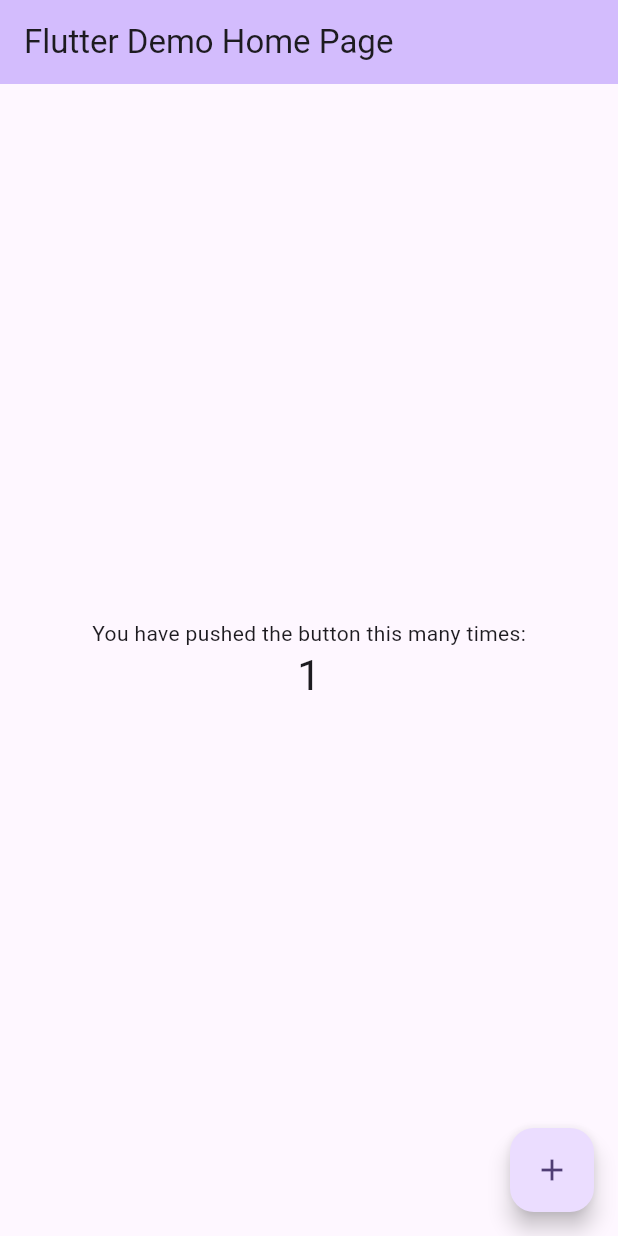
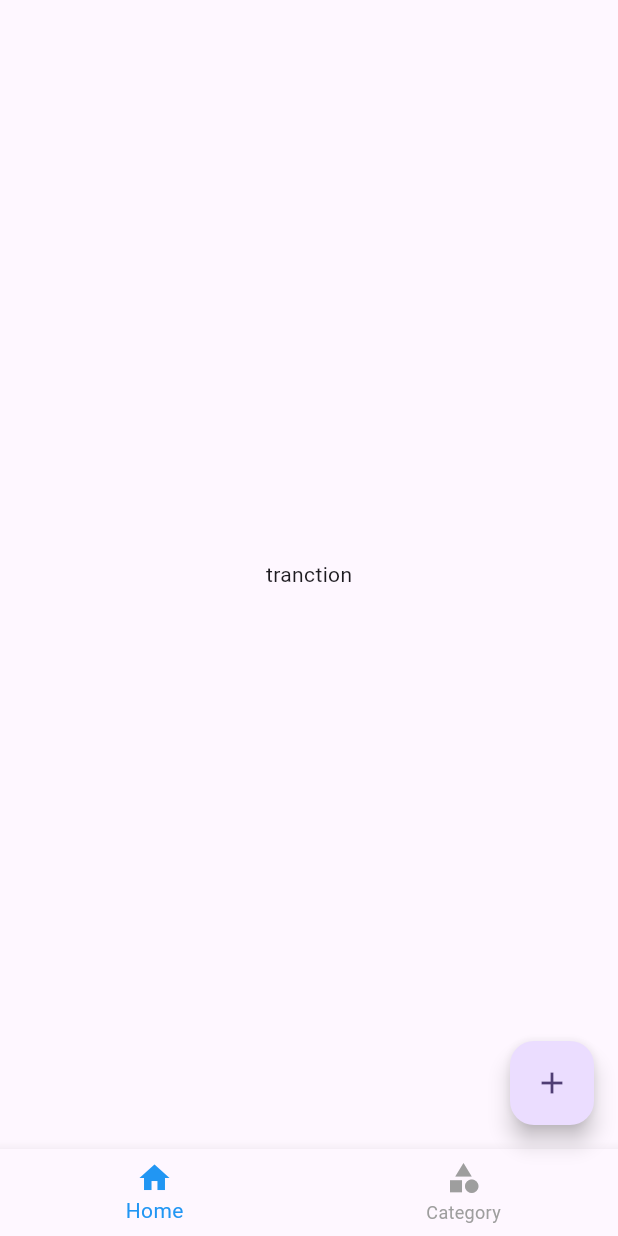
Before and after one commit to jaimonvarghese/money_manager_app, a Flutter app: the screen it shows after launch, after a tap on the "add" icon, on a phone screen of 412 x 824 dp. Run offline on Flutter 3.47's test engine with Material 3 defaults, Android fonts, the phone set to English and light mode, and no system bars.

Commit message:
screens and bottom navigation bar created

```diff
--- a/lib/main.dart
+++ b/lib/main.dart
@@ -1,4 +1,5 @@
 import 'package:flutter/material.dart';
+import 'package:money_manager_app/screens/home/home_screen.dart';
 
 void main() {
   runApp(const MyApp());
@@ -6,102 +7,14 @@ void main() {
 
 class MyApp extends StatelessWidget {
   const MyApp({super.key});
-
-  // This widget is the root of your application.
   @override
   Widget build(BuildContext context) {
     return MaterialApp(
-      title: 'Flutter Demo',
+      debugShowCheckedModeBanner: false,
       theme: ThemeData(
         colorScheme: ColorScheme.fromSeed(seedColor: Colors.deepPurple),
       ),
-      home: const MyHomePage(title: 'Flutter Demo Home Page'),
+      home: const HomeScreen(),
     );
   }
 }
-
-class MyHomePage extends StatefulWidget {
-  const MyHomePage({super.key, required this.title});
-
-  // This widget is the home page of your application. It is stateful, meaning
-  // that it has a State object (defined below) that contains fields that affect
-  // how it looks.
-
-  // This class is the configuration for the state. It holds the values (in this
-  // case the title) provided by the parent (in this case the App widget) and
-  // used by the build method of the State. Fields in a Widget subclass are
-  // always marked "final".
-
-  final String title;
-
-  @override
-  State<MyHomePage> createState() => _MyHomePageState();
-}
-
-class _MyHomePageState extends State<MyHomePage> {
-  int _counter = 0;
-
-  void _incrementCounter() {
-    setState(() {
-      // This call to setState tells the Flutter framework that something has
-      // changed in this State, which causes it to rerun the build method below
-      // so that the display can reflect the updated values. If we changed
-      // _counter without calling setState(), then the build method would not be
-      // called again, and so nothing would appear to happen.
-      _counter++;
-    });
-  }
-
-  @override
-  Widget build(BuildContext context) {
-    // This method is rerun every time setState is called, for instance as done
-    // by the _incrementCounter method above.
-    //
-    // The Flutter framework has been optimized to make rerunning build methods
-    // fast, so that you can just rebuild anything that needs updating rather
-    // than having to individually change instances of widgets.
-    return Scaffold(
-      appBar: AppBar(
-        // TRY THIS: Try changing the color here to a specific color (to
-        // Colors.amber, perhaps?) and trigger a hot reload to see the AppBar
-        // change color while the other colors stay the same.
-        backgroundColor: Theme.of(context).colorScheme.inversePrimary,
-        // Here we take the value from the MyHomePage object that was created by
-        // the App.build method, and use it to set our appbar title.
-        title: Text(widget.title),
-      ),
-      body: Center(
-        // Center is a layout widget. It takes a single child and positions it
-        // in the middle of the parent.
-        child: Column(
-          // Column is also a layout widget. It takes a list of children and
-          // arranges them vertically. By default, it sizes itself to fit its
-          // children horizontally, and tries to be as tall as its parent.
-          //
-          // Column has various properties to control how it sizes itself and
-          // how it positions its children. Here we use mainAxisAlignment to
-          // center the children vertically; the main axis here is the vertical
-          // axis because Columns are vertical (the cross axis would be
-          // horizontal).
-          //
-          // TRY THIS: Invoke "debug painting" (choose the "Toggle Debug Paint"
-          // action in the IDE, or press "p" in the console), to see the
-          // wireframe for each widget.
-          mainAxisAlignment: MainAxisAlignment.center,
-          children: <Widget>[
-            const Text('You have pushed the button this many times:'),
-            Text(
-              '$_counter',
-              style: Theme.of(context).textTheme.headlineMedium,
-            ),
-          ],
-        ),
-      ),
-      floatingActionButton: FloatingActionButton(
-        onPressed: _incrementCounter,
-        tooltip: 'Increment',
-        child: const Icon(Icons.add),
-      ), // This trailing comma makes auto-formatting nicer for build methods.
-    );
-  }
-}
--- /dev/null
+++ b/lib/screens/category/catergory_screen.dart
@@ -0,0 +1,16 @@
+import 'package:flutter/material.dart';
+
+class CatergoryScreen extends StatefulWidget {
+  const CatergoryScreen({super.key});
+
+  @override
+  State<CatergoryScreen> createState() => _CatergoryScreenState();
+}
+
+class _CatergoryScreenState extends State<CatergoryScreen> {
+  @override
+  Widget build(BuildContext context) {
+    return Center(child: Text("catergory"));
+
+  }
+}
--- /dev/null
+++ b/lib/screens/home/home_screen.dart
@@ -0,0 +1,32 @@
+import 'package:flutter/material.dart';
+import 'package:money_manager_app/screens/category/catergory_screen.dart';
+import 'package:money_manager_app/screens/home/widgets/money_manager_bottom_navigation.dart';
+import 'package:money_manager_app/screens/transactions/transaction_screen.dart';
+
+class HomeScreen extends StatelessWidget {
+  const HomeScreen({super.key});
+
+  static ValueNotifier<int> selectedIndexNotifier = ValueNotifier(0);
+  final _pages = const [TransactionScreen(), CatergoryScreen()];
+
+  @override
+  Widget build(BuildContext context) {
+    return Scaffold(
+      body: SafeArea(
+        child: ValueListenableBuilder(
+          valueListenable: selectedIndexNotifier,
+          builder: (context, updatedIndex, _) {
+            return _pages[updatedIndex];
+          },
+        ),
+      ),
+      floatingActionButton: FloatingActionButton(
+        onPressed: () {
+          print('add tranction');
+        },
+        child: Icon(Icons.add),
+      ),
+      bottomNavigationBar: MoneyManagerBottomNavigation(),
+    );
+  }
+}
--- /dev/null
+++ b/lib/screens/home/widgets/money_manager_bottom_navigation.dart
@@ -0,0 +1,26 @@
+import 'package:flutter/material.dart';
+import 'package:money_manager_app/screens/home/home_screen.dart';
+
+class MoneyManagerBottomNavigation extends StatelessWidget {
+  const MoneyManagerBottomNavigation({super.key});
+
+  @override
+  Widget build(BuildContext context) {
+    return ValueListenableBuilder(
+      valueListenable: HomeScreen.selectedIndexNotifier,
+      builder: (context, updatedIndex, _) {
+        return  BottomNavigationBar(
+        selectedItemColor: Colors.blue,
+        unselectedItemColor: Colors.grey,
+        currentIndex: updatedIndex,
+        onTap: (newIndex) {
+          HomeScreen.selectedIndexNotifier.value = newIndex;
+        },
+        items: [
+        BottomNavigationBarItem(icon: Icon(Icons.home),label: "Home"),
+        BottomNavigationBarItem(icon: Icon(Icons.category),label: "Category")
+      ]);
+      },
+    );
+  }
+}
--- /dev/null
+++ b/lib/screens/transactions/transaction_screen.dart
@@ -0,0 +1,11 @@
+import 'package:flutter/material.dart';
+
+class TransactionScreen extends StatelessWidget {
+  const TransactionScreen({super.key});
+
+  @override
+  Widget build(BuildContext context) {
+    return  Center(child: Text("tranction"));
+
+  }
+}
--- a/pubspec.yaml
+++ b/pubspec.yaml
@@ -34,6 +34,7 @@ dependencies:
   # The following adds the Cupertino Icons font to your application.
   # Use with the CupertinoIcons class for iOS style icons.
   cupertino_icons: ^1.0.8
+  hive_flutter: ^1.1.0
 
 dev_dependencies:
   flutter_test:
@@ -45,6 +46,8 @@ dev_dependencies:
   # package. See that file for information about deactivating specific lint
   # rules and activating additional ones.
   flutter_lints: ^5.0.0
+  hive_generator: ^2.0.1
+  build_runner: ^2.4.15
 
 # For information on the generic Dart part of this file, see the
 # following page: https://dart.dev/tools/pub/pubspec
```
Also changed, not shown: pubspec.lock, 1 other file.
